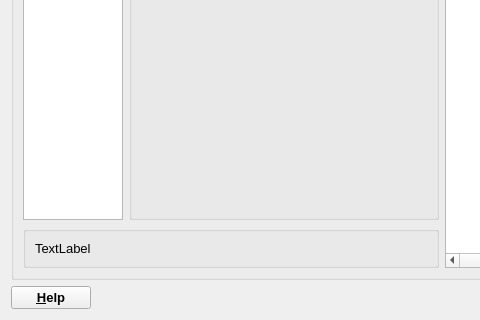
Old version of the form gems3/vizor4/dlg4/InputSystemDialog4.ui in the repository gemshub/GEMSGUI; both pictures show x 0 to 480 and y 153 to 473 of the 748 by 473 pixel window.
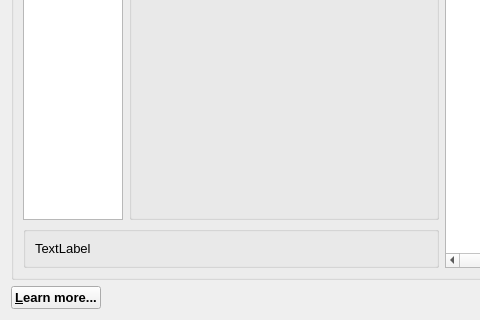
New version of the form.

Commit message: work with GEMS3HelpInventory.html (SD)

Patch:
```diff
--- a/gems3/vizor4/dlg4/InputSystemDialog4.ui
+++ b/gems3/vizor4/dlg4/InputSystemDialog4.ui
@@ -242,7 +242,7 @@
         </font>
        </property>
        <property name="text">
-        <string>&amp;Help</string>
+        <string>&amp;Learn more...</string>
        </property>
        <property name="autoDefault">
         <bool>false</bool>
```
Left out of the diff: 15 changed lines with no effect on the pictures. The commit also changes 19 other files.
